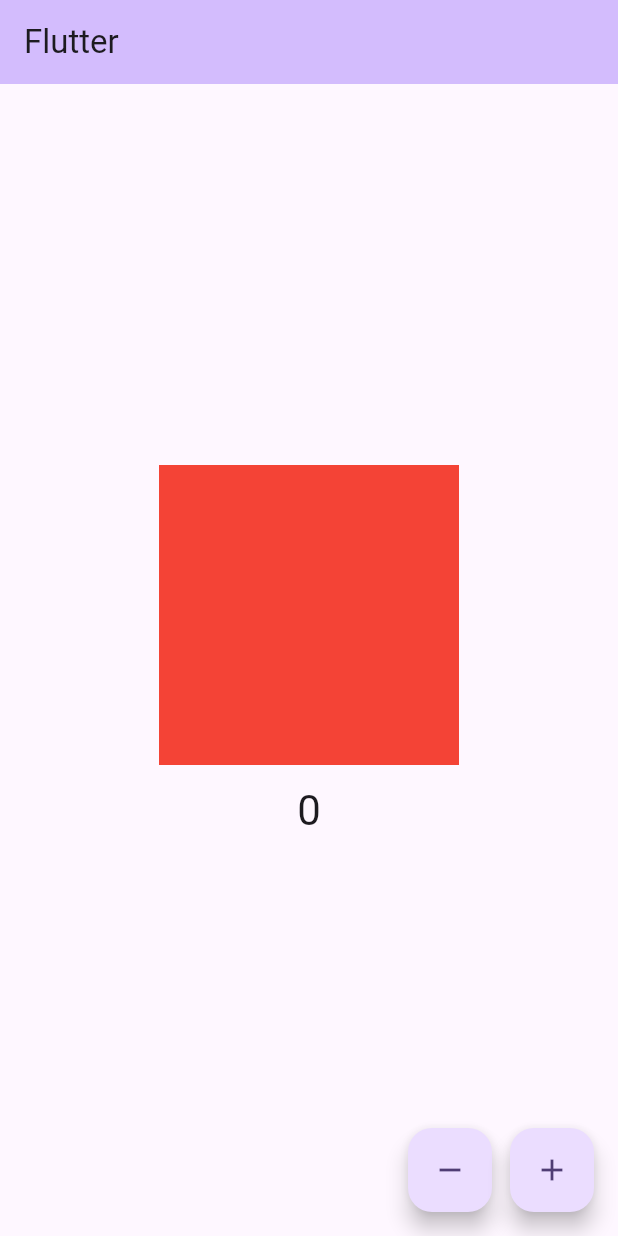
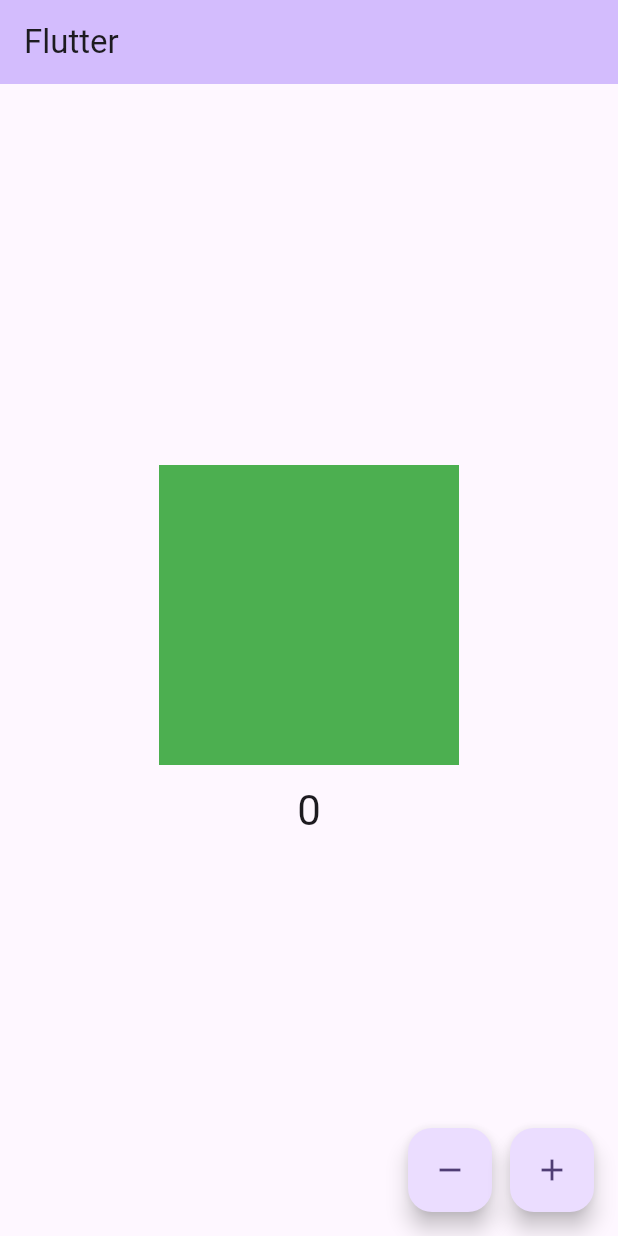
Before and after one commit to aditjoos/flutter_todo_bloc_firebase, a Flutter app: the screen it shows after launch, after a tap on the "remove" icon, after a tap on the "add" icon, on a phone screen of 412 x 824 dp. Run offline on Flutter 3.47's test engine with Material 3 defaults, Android fonts, the light colour scheme and no system bars; our stand-ins replace another_flushbar, flutter_bloc.

Commit message:
feat: color Bloc & State feat: MultiBlocProvider

```diff
--- /dev/null
+++ b/lib/color_bloc/color_bloc.dart
@@ -0,0 +1,16 @@
+import 'package:flutter/material.dart';
+import 'package:flutter_bloc/flutter_bloc.dart';
+import 'package:learn_bloc_firebase/color_bloc/color_state.dart';
+import 'package:learn_bloc_firebase/counter_bloc/counter_event.dart';
+
+class ColorBloc extends Bloc<CounterEvent, ColorState> {
+  ColorBloc() : super(ColorInitialState()) {
+    on<CounterIncrementEvent>((event, emit) {
+      emit(ColorIncrementState(Colors.green));
+    });
+
+    on<CounterDecrementEvent>((event, emit) {
+      emit(ColorDecrementState(Colors.red));
+    });
+  }
+}
--- /dev/null
+++ b/lib/color_bloc/color_state.dart
@@ -0,0 +1,19 @@
+import 'package:flutter/material.dart';
+
+abstract class ColorState {
+  Color color = Colors.purple;
+
+  ColorState({required this.color});
+}
+
+class ColorInitialState extends ColorState {
+  ColorInitialState() : super(color: Colors.purple);
+}
+
+class ColorIncrementState extends ColorState {
+  ColorIncrementState(Color increasedColor) : super(color: increasedColor);
+}
+
+class ColorDecrementState extends ColorState {
+  ColorDecrementState(Color decreasedColor) : super(color: decreasedColor);
+}
--- a/lib/main.dart
+++ b/lib/main.dart
@@ -1,6 +1,8 @@
 import 'package:another_flushbar/flushbar.dart';
 import 'package:flutter/material.dart';
 import 'package:flutter_bloc/flutter_bloc.dart';
+import 'package:learn_bloc_firebase/color_bloc/color_bloc.dart';
+import 'package:learn_bloc_firebase/color_bloc/color_state.dart';
 import 'package:learn_bloc_firebase/counter_bloc/counter_bloc.dart';
 import 'package:learn_bloc_firebase/counter_bloc/counter_event.dart';
 import 'package:learn_bloc_firebase/counter_bloc/counter_state.dart';
@@ -14,8 +16,11 @@
 
   @override
   Widget build(BuildContext context) {
-    return BlocProvider(
-      create: (context) => CounterBloc(),
+    return MultiBlocProvider(
+      providers: [
+        BlocProvider(create: (context) => CounterBloc()),
+        BlocProvider(create: (context) => ColorBloc()),
+      ],
       child: MaterialApp(
         title: 'Flutter BLOC & Firebase',
         theme: ThemeData(
@@ -49,16 +54,23 @@
         child: Column(
           mainAxisAlignment: MainAxisAlignment.center,
           children: [
-            BlocSelector<CounterBloc, CounterState, bool>(
-              selector: (state) => state.counter >= 3 ? true : false,
-              builder: (context, state) => Center(
-                child: Container(
-                  color: state ? Colors.green : Colors.red,
-                  width: 200,
-                  height: 200,
-                ),
+            BlocBuilder<ColorBloc, ColorState>(
+              builder: (context, state) => Container(
+                width: 200,
+                height: 200,
+                color: state.color,
               ),
             ),
+            // BlocSelector<CounterBloc, CounterState, bool>(
+            //   selector: (state) => state.counter >= 3 ? true : false,
+            //   builder: (context, state) => Center(
+            //     child: Container(
+            //       color: state ? Colors.green : Colors.red,
+            //       width: 200,
+            //       height: 200,
+            //     ),
+            //   ),
+            // ),
             const SizedBox(height: 12),
             BlocConsumer<CounterBloc, CounterState>(
               builder: (context, state) => Text(
@@ -107,6 +119,7 @@
           FloatingActionButton(
             onPressed: () {
               context.read<CounterBloc>().add(CounterDecrementEvent());
+              context.read<ColorBloc>().add(CounterDecrementEvent());
             },
             tooltip: 'Decrement',
             child: const Icon(Icons.remove),
@@ -115,6 +128,7 @@
           FloatingActionButton(
             onPressed: () {
               context.read<CounterBloc>().add(CounterIncrementEvent());
+              context.read<ColorBloc>().add(CounterIncrementEvent());
             },
             tooltip: 'Increment',
             child: const Icon(Icons.add),
```
